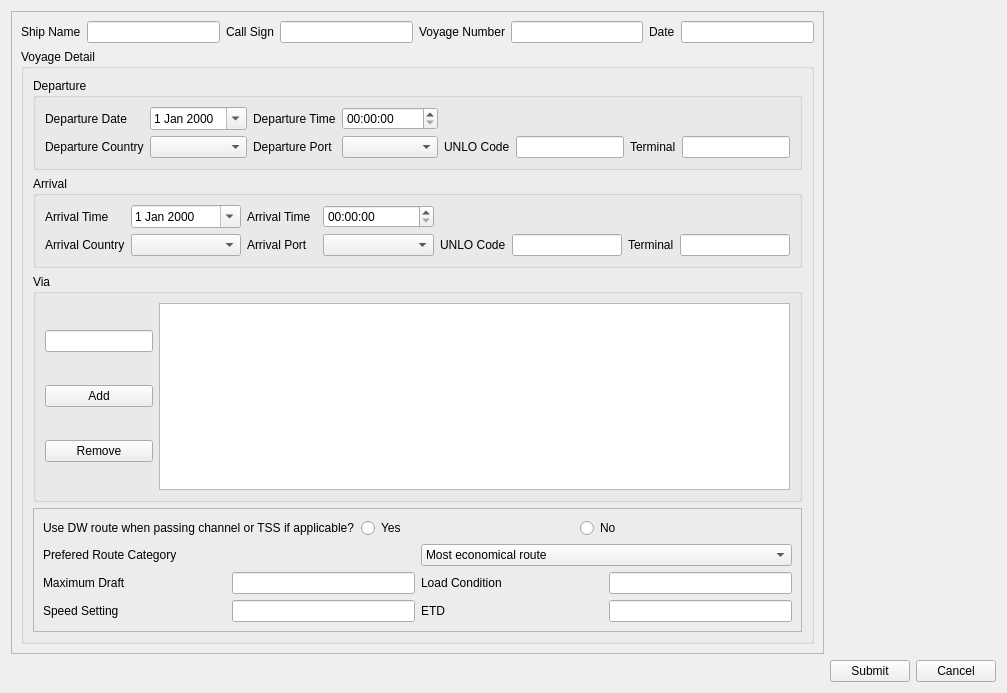
First picture: the form in QtUi/requestRoute.ui, repository heavenlxj/emgui, before the edit.
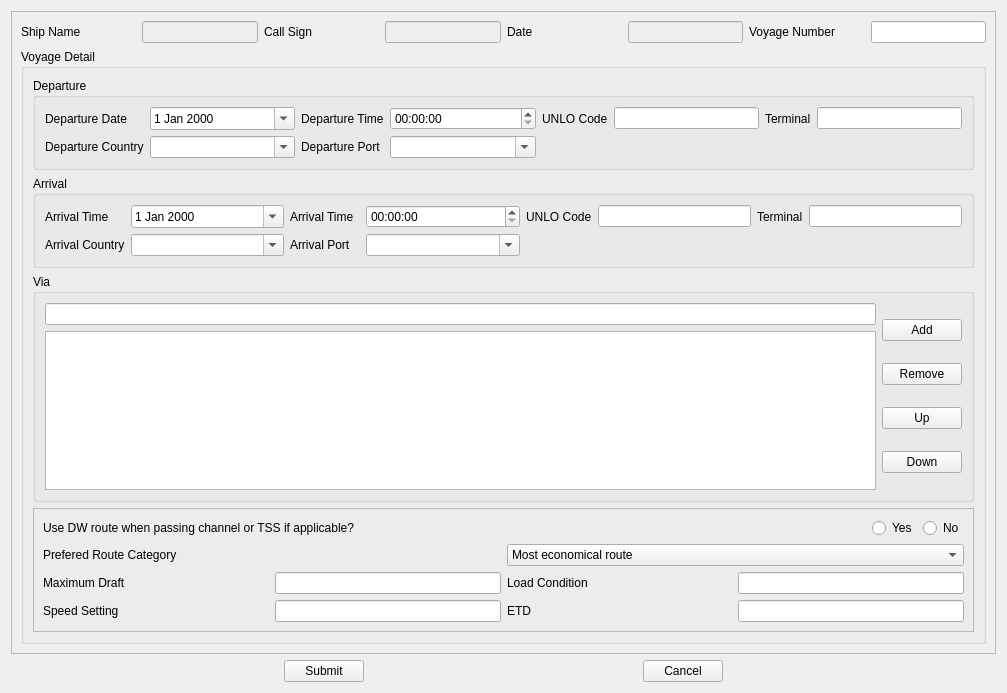
Second picture: the form after the edit.

```diff
--- a/QtUi/requestRoute.ui
+++ b/QtUi/requestRoute.ui
@@ -24,58 +24,99 @@
      </property>
      <layout class="QGridLayout" name="gridLayout_6">
       <item row="0" column="0">
-       <widget class="QLabel" name="label_shipName">
-        <property name="text">
-         <string>Ship Name</string>
-        </property>
-        <property name="buddy">
-         <cstring>shipNameEdit</cstring>
-        </property>
-       </widget>
+       <layout class="QHBoxLayout" name="horizontalLayout_3">
+        <item>
+         <widget class="QLabel" name="label_shipName">
+          <property name="text">
+           <string>Ship Name</string>
+          </property>
+          <property name="buddy">
+           <cstring>shipNameEdit</cstring>
+          </property>
+         </widget>
+        </item>
+        <item>
+         <widget class="QLineEdit" name="shipNameEdit">
+          <property name="enabled">
+           <bool>false</bool>
+          </property>
+          <property name="sizePolicy">
+           <sizepolicy hsizetype="Preferred" vsizetype="Fixed">
+            <horstretch>0</horstretch>
+            <verstretch>0</verstretch>
+           </sizepolicy>
+          </property>
+         </widget>
+        </item>
+        <item>
+         <widget class="QLabel" name="label_callSign">
+          <property name="text">
+           <string>Call Sign</string>
+          </property>
+          <property name="buddy">
+           <cstring>callSignEdit</cstring>
+          </property>
+         </widget>
+        </item>
+        <item>
+         <widget class="QLineEdit" name="callSignEdit">
+          <property name="enabled">
+           <bool>false</bool>
+          </property>
+          <property name="sizePolicy">
+           <sizepolicy hsizetype="Preferred" vsizetype="Fixed">
+            <horstretch>0</horstretch>
+            <verstretch>0</verstretch>
+           </sizepolicy>
+          </property>
+         </widget>
+        </item>
+        <item>
+         <widget class="QLabel" name="label_date">
+          <property name="text">
+           <string>Date</string>
+          </property>
+          <property name="buddy">
+           <cstring>dateEdit</cstring>
+          </property>
+         </widget>
+        </item>
+        <item>
+         <widget class="QLineEdit" name="dateEdit">
+          <property name="enabled">
+           <bool>false</bool>
+          </property>
+          <property name="sizePolicy">
+           <sizepolicy hsizetype="Preferred" vsizetype="Fixed">
+            <horstretch>0</horstretch>
+            <verstretch>0</verstretch>
+           </sizepolicy>
+          </property>
+         </widget>
+        </item>
+        <item>
+         <widget class="QLabel" name="label_voyageNumber">
+          <property name="text">
+           <string>Voyage Number</string>
+          </property>
+          <property name="buddy">
+           <cstring>voyageNumberEdit</cstring>
+          </property>
+         </widget>
+        </item>
+        <item>
+         <widget class="QLineEdit" name="voyageNumberEdit">
+          <property name="sizePolicy">
+           <sizepolicy hsizetype="Preferred" vsizetype="Fixed">
+            <horstretch>0</horstretch>
+            <verstretch>0</verstretch>
+           </sizepolicy>
+          </property>
+         </widget>
+        </item>
+       </layout>
       </item>
-      <item row="0" column="1">
-       <widget class="QLineEdit" name="shipNameEdit"/>
-      </item>
-      <item row="0" column="2">
-       <widget class="QLabel" name="label_callSign">
-        <property name="text">
-         <string>Call Sign</string>
-        </property>
-        <property name="buddy">
-         <cstring>callSignEdit</cstring>
-        </property>
-       </widget>
-      </item>
-      <item row="0" column="3">
-       <widget class="QLineEdit" name="callSignEdit"/>
-      </item>
-      <item row="0" column="4">
-       <widget class="QLabel" name="label_voyageNumber">
-        <property name="text">
-         <string>Voyage Number</string>
-        </property>
-        <property name="buddy">
-         <cstring>voyageNumberEdit</cstring>
-        </property>
-       </widget>
-      </item>
-      <item row="0" column="5">
-       <widget class="QLineEdit" name="voyageNumberEdit"/>
-      </item>
-      <item row="0" column="6">
-       <widget class="QLabel" name="label_date">
-        <property name="text">
-         <string>Date</string>
-        </property>
-        <property name="buddy">
-         <cstring>dateEdit</cstring>
-        </property>
-       </widget>
-      </item>
-      <item row="0" column="7">
-       <widget class="QLineEdit" name="dateEdit"/>
-      </item>
-      <item row="1" column="0" colspan="8">
+      <item row="1" column="0">
        <widget class="QGroupBox" name="groupBox">
         <property name="title">
          <string>Voyage Detail</string>
@@ -113,31 +154,28 @@
               </property>
              </widget>
             </item>
-            <item row="1" column="5">
-             <widget class="QLineEdit" name="departure_unlo_edit">
-              <property name="sizePolicy">
-               <sizepolicy hsizetype="Preferred" vsizetype="Fixed">
-                <horstretch>0</horstretch>
-                <verstretch>0</verstretch>
-               </sizepolicy>
-              </property>
-             </widget>
-            </item>
-            <item row="1" column="7">
-             <widget class="QLineEdit" name="depature_terminal">
-              <property name="sizePolicy">
-               <sizepolicy hsizetype="Preferred" vsizetype="Fixed">
-                <horstretch>0</horstretch>
-                <verstretch>0</verstretch>
-               </sizepolicy>
-              </property>
-             </widget>
-            </item>
             <item row="1" column="3">
-             <widget class="QComboBox" name="departure_port_combo"/>
+             <widget class="QComboBox" name="departure_port_combo">
+              <property name="editable">
+               <bool>true</bool>
+              </property>
+              <property name="insertPolicy">
+               <enum>QComboBox::InsertAlphabetically</enum>
+              </property>
+             </widget>
             </item>
             <item row="1" column="1">
-             <widget class="QComboBox" name="departure_country_combo"/>
+             <widget class="QComboBox" name="departure_country_combo">
+              <property name="editable">
+               <bool>true</bool>
+              </property>
+              <property name="maxVisibleItems">
+               <number>15</number>
+              </property>
+              <property name="insertPolicy">
+               <enum>QComboBox::InsertAlphabetically</enum>
+              </property>
+             </widget>
             </item>
             <item row="1" column="0">
              <widget class="QLabel" name="label_10">
@@ -152,19 +190,6 @@
               </property>
              </widget>
             </item>
-            <item row="1" column="6">
-             <widget class="QLabel" name="label_13">
-              <property name="sizePolicy">
-               <sizepolicy hsizetype="Fixed" vsizetype="Preferred">
-                <horstretch>0</horstretch>
-                <verstretch>0</verstretch>
-               </sizepolicy>
-              </property>
-              <property name="text">
-               <string>Terminal</string>
-              </property>
-             </widget>
-            </item>
             <item row="0" column="2">
              <widget class="QLabel" name="label_7">
               <property name="sizePolicy">
@@ -178,19 +203,6 @@
               </property>
              </widget>
             </item>
-            <item row="1" column="4">
-             <widget class="QLabel" name="label_12">
-              <property name="sizePolicy">
-               <sizepolicy hsizetype="Fixed" vsizetype="Preferred">
-                <horstretch>0</horstretch>
-                <verstretch>0</verstretch>
-               </sizepolicy>
-              </property>
-              <property name="text">
-               <string>UNLO Code</string>
-              </property>
-             </widget>
-            </item>
             <item row="0" column="3">
              <widget class="QTimeEdit" name="departure_time_edit">
               <property name="sizePolicy">
@@ -217,6 +229,52 @@
               </property>
              </widget>
             </item>
+            <item row="0" column="4">
+             <widget class="QLabel" name="label_12">
+              <property name="sizePolicy">
+               <sizepolicy hsizetype="Fixed" vsizetype="Preferred">
+                <horstretch>0</horstretch>
+                <verstretch>0</verstretch>
+               </sizepolicy>
+              </property>
+              <property name="text">
+               <string>UNLO Code</string>
+              </property>
+             </widget>
+            </item>
+            <item row="0" column="5">
+             <widget class="QLineEdit" name="departure_unlo_edit">
+              <property name="sizePolicy">
+               <sizepolicy hsizetype="Preferred" vsizetype="Fixed">
+                <horstretch>0</horstretch>
+                <verstretch>0</verstretch>
+               </sizepolicy>
+              </property>
+             </widget>
+            </item>
+            <item row="0" column="6">
+             <widget class="QLabel" name="label_13">
+              <property name="sizePolicy">
+               <sizepolicy hsizetype="Fixed" vsizetype="Preferred">
+                <horstretch>0</horstretch>
+                <verstretch>0</verstretch>
+               </sizepolicy>
+              </property>
+              <property name="text">
+               <string>Terminal</string>
+              </property>
+             </widget>
+            </item>
+            <item row="0" column="7">
+             <widget class="QLineEdit" name="depature_terminal">
+              <property name="sizePolicy">
+               <sizepolicy hsizetype="Preferred" vsizetype="Fixed">
+                <horstretch>0</horstretch>
+                <verstretch>0</verstretch>
+               </sizepolicy>
+              </property>
+             </widget>
+            </item>
            </layout>
           </widget>
          </item>
@@ -239,31 +297,25 @@
               </property>
              </widget>
             </item>
-            <item row="1" column="5">
-             <widget class="QLineEdit" name="arrival_unlo_edit">
-              <property name="sizePolicy">
-               <sizepolicy hsizetype="Preferred" vsizetype="Fixed">
-                <horstretch>0</horstretch>
-                <verstretch>0</verstretch>
-               </sizepolicy>
-              </property>
-             </widget>
-            </item>
-            <item row="1" column="7">
-             <widget class="QLineEdit" name="arrival_terminal">
-              <property name="sizePolicy">
-               <sizepolicy hsizetype="Preferred" vsizetype="Fixed">
-                <horstretch>0</horstretch>
-                <verstretch>0</verstretch>
-               </sizepolicy>
-              </property>
-             </widget>
-            </item>
             <item row="1" column="1">
-             <widget class="QComboBox" name="arrival_country_combo"/>
+             <widget class="QComboBox" name="arrival_country_combo">
+              <property name="editable">
+               <bool>true</bool>
+              </property>
+              <property name="insertPolicy">
+               <enum>QComboBox::InsertAlphabetically</enum>
+              </property>
+             </widget>
             </item>
             <item row="1" column="3">
-             <widget class="QComboBox" name="arrival_port_combo"/>
+             <widget class="QComboBox" name="arrival_port_combo">
+              <property name="editable">
+               <bool>true</bool>
+              </property>
+              <property name="insertPolicy">
+               <enum>QComboBox::InsertAlphabetically</enum>
+              </property>
+             </widget>
             </item>
             <item row="1" column="0">
              <widget class="QLabel" name="label_14">
@@ -278,32 +330,6 @@
               </property>
              </widget>
             </item>
-            <item row="1" column="4">
-             <widget class="QLabel" name="label_16">
-              <property name="sizePolicy">
-               <sizepolicy hsizetype="Fixed" vsizetype="Preferred">
-                <horstretch>0</horstretch>
-                <verstretch>0</verstretch>
-               </sizepolicy>
-              </property>
-              <property name="text">
-               <string>UNLO Code</string>
-              </property>
-             </widget>
-            </item>
-            <item row="1" column="6">
-             <widget class="QLabel" name="label_17">
-              <property name="sizePolicy">
-               <sizepolicy hsizetype="Fixed" vsizetype="Preferred">
-                <horstretch>0</horstretch>
-                <verstretch>0</verstretch>
-               </sizepolicy>
-              </property>
-              <property name="text">
-               <string>Terminal</string>
-              </property>
-             </widget>
-            </item>
             <item row="0" column="0">
              <widget class="QLabel" name="label_8">
               <property name="sizePolicy">
@@ -356,6 +382,52 @@
               </property>
              </widget>
             </item>
+            <item row="0" column="4">
+             <widget class="QLabel" name="label_16">
+              <property name="sizePolicy">
+               <sizepolicy hsizetype="Fixed" vsizetype="Preferred">
+                <horstretch>0</horstretch>
+                <verstretch>0</verstretch>
+               </sizepolicy>
+              </property>
+              <property name="text">
+               <string>UNLO Code</string>
+              </property>
+             </widget>
+            </item>
+            <item row="0" column="5">
+             <widget class="QLineEdit" name="arrival_unlo_edit">
+              <property name="sizePolicy">
+               <sizepolicy hsizetype="Preferred" vsizetype="Fixed">
+                <horstretch>0</horstretch>
+                <verstretch>0</verstretch>
+               </sizepolicy>
+              </property>
+             </widget>
+            </item>
+            <item row="0" column="6">
+             <widget class="QLabel" name="label_17">
+              <property name="sizePolicy">
+               <sizepolicy hsizetype="Fixed" vsizetype="Preferred">
+                <horstretch>0</horstretch>
+                <verstretch>0</verstretch>
+               </sizepolicy>
+              </property>
+              <property name="text">
+               <string>Terminal</string>
+              </property>
+             </widget>
+            </item>
+            <item row="0" column="7">
+             <widget class="QLineEdit" name="arrival_terminal">
+              <property name="sizePolicy">
+               <sizepolicy hsizetype="Preferred" vsizetype="Fixed">
+                <horstretch>0</horstretch>
+                <verstretch>0</verstretch>
+               </sizepolicy>
+              </property>
+             </widget>
+            </item>
            </layout>
           </widget>
          </item>
@@ -370,17 +442,31 @@
               <item>
                <widget class="QLineEdit" name="via_name_edit">
                 <property name="sizePolicy">
-                 <sizepolicy hsizetype="Fixed" vsizetype="Fixed">
+                 <sizepolicy hsizetype="Preferred" vsizetype="Fixed">
                   <horstretch>0</horstretch>
                   <verstretch>0</verstretch>
                  </sizepolicy>
                 </property>
                </widget>
               </item>
+              <item>
+               <widget class="QListView" name="via_listview">
+                <property name="sizePolicy">
+                 <sizepolicy hsizetype="Expanding" vsizetype="Expanding">
+                  <horstretch>0</horstretch>
+                  <verstretch>0</verstretch>
+                 </sizepolicy>
+                </property>
+               </widget>
+              </item>
+             </layout>
+            </item>
+            <item row="0" column="1">
+             <layout class="QVBoxLayout" name="verticalLayout_2">
               <item>
                <widget class="QPushButton" name="add_via_btn">
                 <property name="sizePolicy">
-                 <sizepolicy hsizetype="Minimum" vsizetype="Fixed">
+                 <sizepolicy hsizetype="Fixed" vsizetype="Fixed">
                   <horstretch>0</horstretch>
                   <verstretch>0</verstretch>
                  </sizepolicy>
@@ -393,7 +479,7 @@
               <item>
                <widget class="QPushButton" name="remove_via_btn">
                 <property name="sizePolicy">
-                 <sizepolicy hsizetype="Minimum" vsizetype="Fixed">
+                 <sizepolicy hsizetype="Fixed" vsizetype="Fixed">
                   <horstretch>0</horstretch>
                   <verstretch>0</verstretch>
                  </sizepolicy>
@@ -403,18 +489,34 @@
                 </property>
                </widget>
               </item>
+              <item>
+               <widget class="QPushButton" name="pushButton">
+                <property name="sizePolicy">
+                 <sizepolicy hsizetype="Fixed" vsizetype="Fixed">
+                  <horstretch>0</horstretch>
+                  <verstretch>0</verstretch>
+                 </sizepolicy>
+                </property>
+                <property name="text">
+                 <string>Up</string>
+                </property>
+               </widget>
+              </item>
+              <item>
+               <widget class="QPushButton" name="pushButton_2">
+                <property name="sizePolicy">
+                 <sizepolicy hsizetype="Fixed" vsizetype="Fixed">
+                  <horstretch>0</horstretch>
+                  <verstretch>0</verstretch>
+                 </sizepolicy>
+                </property>
+                <property name="text">
+                 <string>Down</string>
+                </property>
+               </widget>
+              </item>
              </layout>
             </item>
-            <item row="0" column="1">
-             <widget class="QListView" name="via_listview">
-              <property name="sizePolicy">
-               <sizepolicy hsizetype="Expanding" vsizetype="Expanding">
-                <horstretch>0</horstretch>
-                <verstretch>0</verstretch>
-               </sizepolicy>
-              </property>
-             </widget>
-            </item>
            </layout>
           </widget>
          </item>
@@ -445,7 +547,7 @@
               <item>
                <widget class="QRadioButton" name="use_dw_route_yes_radio">
                 <property name="sizePolicy">
-                 <sizepolicy hsizetype="Preferred" vsizetype="Preferred">
+                 <sizepolicy hsizetype="Fixed" vsizetype="Preferred">
                   <horstretch>0</horstretch>
                   <verstretch>0</verstretch>
                  </sizepolicy>
@@ -458,7 +560,7 @@
               <item>
                <widget class="QRadioButton" name="use_dw_route_no_radio">
                 <property name="sizePolicy">
-                 <sizepolicy hsizetype="Preferred" vsizetype="Preferred">
+                 <sizepolicy hsizetype="Fixed" vsizetype="Preferred">
                   <horstretch>0</horstretch>
                   <verstretch>0</verstretch>
                  </sizepolicy>
@@ -603,10 +705,16 @@
      </layout>
     </widget>
    </item>
-   <item row="1" column="1">
+   <item row="1" column="0">
     <layout class="QHBoxLayout" name="horizontalLayout_2">
      <item>
       <widget class="QPushButton" name="submitBtn">
+       <property name="sizePolicy">
+        <sizepolicy hsizetype="Fixed" vsizetype="Fixed">
+         <horstretch>0</horstretch>
+         <verstretch>0</verstretch>
+        </sizepolicy>
+       </property>
        <property name="text">
         <string>Submit</string>
        </property>
@@ -614,6 +722,12 @@
      </item>
      <item>
       <widget class="QPushButton" name="cancel_btn">
+       <property name="sizePolicy">
+        <sizepolicy hsizetype="Fixed" vsizetype="Fixed">
+         <horstretch>0</horstretch>
+         <verstretch>0</verstretch>
+        </sizepolicy>
+       </property>
        <property name="text">
         <string>Cancel</string>
        </property>
```
Left out of the diff: 8 changed lines with no effect on the pictures.
